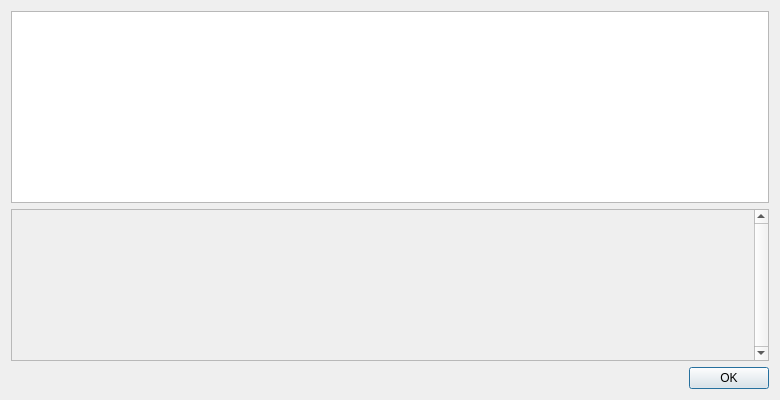
The window that src/qt/forms/helpmessagedialog.ui (raffermeko/bitcoin) describes before a commit, drawn with Qt 5.
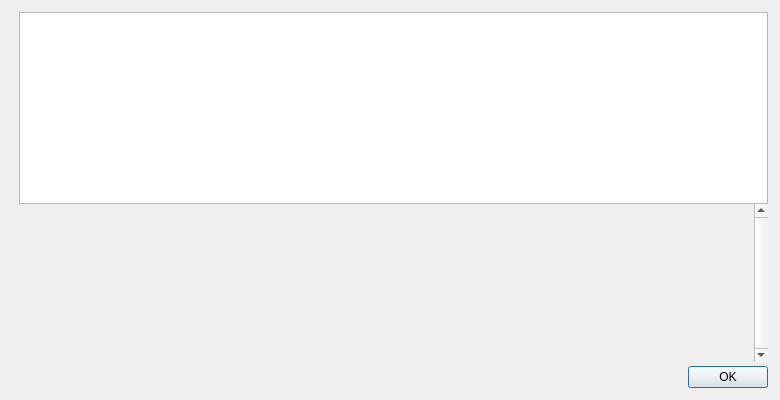
The same window after the commit. Icons and pictures are not drawn.

Commit message: [Qt] add bitcoin logo to about screen

The edit to the form file:
```diff
--- a/src/qt/forms/helpmessagedialog.ui
+++ b/src/qt/forms/helpmessagedialog.ui
@@ -14,6 +14,69 @@
    <string notr="true">Bitcoin Core - Command-line options</string>
   </property>
   <layout class="QHBoxLayout" name="horizontalLayout_2">
+   <property name="spacing">
+    <number>0</number>
+   </property>
+   <property name="leftMargin">
+    <number>12</number>
+   </property>
+   <property name="topMargin">
+    <number>12</number>
+   </property>
+   <property name="rightMargin">
+    <number>12</number>
+   </property>
+   <property name="bottomMargin">
+    <number>12</number>
+   </property>
+   <item>
+    <layout class="QVBoxLayout" name="verticalLayoutLogo" stretch="0,0">
+     <property name="leftMargin">
+      <number>0</number>
+     </property>
+     <property name="topMargin">
+      <number>4</number>
+     </property>
+     <property name="rightMargin">
+      <number>0</number>
+     </property>
+     <item>
+      <widget class="QLabel" name="aboutLogo">
+       <property name="sizePolicy">
+        <sizepolicy hsizetype="Preferred" vsizetype="Ignored">
+         <horstretch>0</horstretch>
+         <verstretch>0</verstretch>
+        </sizepolicy>
+       </property>
+       <property name="maximumSize">
+        <size>
+         <width>100</width>
+         <height>100</height>
+        </size>
+       </property>
+       <property name="pixmap">
+        <pixmap resource="../bitcoin.qrc">:/icons/bitcoin</pixmap>
+       </property>
+       <property name="scaledContents">
+        <bool>true</bool>
+       </property>
+       <property name="alignment">
+        <set>Qt::AlignLeading|Qt::AlignLeft|Qt::AlignTop</set>
+       </property>
+      </widget>
+     </item>
+     <item>
+      <widget class="QFrame" name="frame">
+       <property name="frameShape">
+        <enum>QFrame::NoFrame</enum>
+       </property>
+       <property name="frameShadow">
+        <enum>QFrame::Raised</enum>
+       </property>
+      </widget>
+     </item>
+    </layout>
+   </item>
    <item>
     <layout class="QVBoxLayout" name="verticalLayout">
      <item>
@@ -25,6 +88,9 @@
      </item>
      <item>
       <widget class="QScrollArea" name="scrollArea">
+       <property name="frameShape">
+        <enum>QFrame::NoFrame</enum>
+       </property>
        <property name="verticalScrollBarPolicy">
         <enum>Qt::ScrollBarAlwaysOn</enum>
        </property>
@@ -56,6 +122,22 @@
        </widget>
       </widget>
      </item>
+     <item>
+      <spacer name="verticalSpacer">
+       <property name="orientation">
+        <enum>Qt::Vertical</enum>
+       </property>
+       <property name="sizeType">
+        <enum>QSizePolicy::Fixed</enum>
+       </property>
+       <property name="sizeHint" stdset="0">
+        <size>
+         <width>4</width>
+         <height>4</height>
+        </size>
+       </property>
+      </spacer>
+     </item>
      <item>
       <widget class="QDialogButtonBox" name="okButton">
        <property name="orientation">
```
The commit also changes 1 other file.
